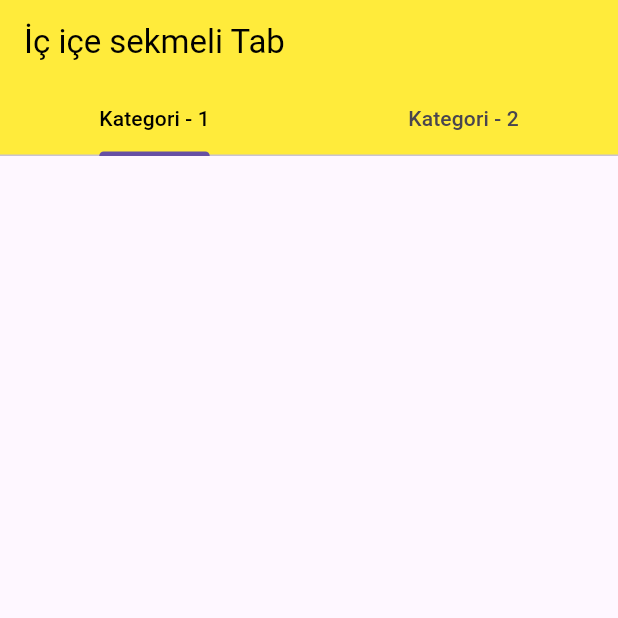
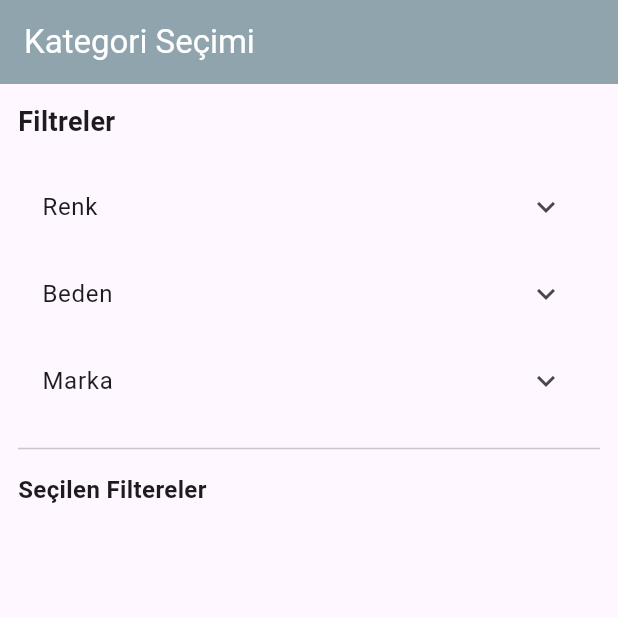
Before and after one commit to ensaryldrm/Flutter, a Flutter app: the screen it shows after launch, on a phone screen of 412 x 824 dp, the top half of it. Run offline on Flutter 3.47's test engine with Material 3 defaults, Android fonts, the phone set to English and light mode, and no system bars; our stand-ins replace email_validator, font_awesome_flutter, google_fonts, palette_generator, smooth_page_indicator, webview_flutter.

Commit message:
yeni konular eklendi

```diff
--- a/flutter_konular/ders14/acilir_menu/lib/main.dart
+++ b/flutter_konular/ders14/acilir_menu/lib/main.dart
@@ -1,5 +1,4 @@
-import 'package:acilir_menu/widgets/image_and_tabbar_page.dart';
-import 'package:acilir_menu/widgets/nested_tab_bar_ornegi.dart';
+import 'package:acilir_menu/widgets/filter_menu_with_chips.dart';
 import 'package:acilir_menu/widgets/settings_expansion_menu.dart';
 import 'package:acilir_menu/widgets/expansiontile_page.dart';
 import 'package:acilir_menu/widgets/liste_ornek.dart';
@@ -17,7 +16,7 @@ class MyApp extends StatelessWidget {
   Widget build(BuildContext context) {
     return MaterialApp(
       debugShowCheckedModeBanner: false,
-      home: NestedTabBarOrnegi(),
+      home: FilterMenuWithChips(),
     );
   }
 }
--- /dev/null
+++ b/flutter_konular/ders14/acilir_menu/lib/widgets/filter_menu_with_chips.dart
@@ -0,0 +1,85 @@
+import 'package:flutter/material.dart';
+
+class FilterMenuWithChips extends StatefulWidget {
+  const FilterMenuWithChips({super.key});
+
+  @override
+  State<FilterMenuWithChips> createState() => _FilterMenuWithChipsState();
+}
+
+class _FilterMenuWithChipsState extends State<FilterMenuWithChips> {
+  final Map<String, List<String>> filters = {
+    "Renk": ["Kırmızı", "Mavi", "Yeşil"],
+    "Beden": ["S", "M", "L"],
+    "Marka": ["Nike", "Adidas", "Puma"],
+  };
+
+  final Set<String> selectedFilters = {};
+
+  @override
+  Widget build(BuildContext context) {
+    return Scaffold(
+      appBar: AppBar(
+        title: Text("Kategori Seçimi"),
+        backgroundColor: Colors.blueGrey.shade300,
+        foregroundColor: Colors.white,
+      ),
+      body: ListView(
+        padding: EdgeInsets.all(12),
+        children: [
+          Text(
+            "Filtreler",
+            style: TextStyle(fontSize: 18, fontWeight: FontWeight.bold),
+          ),
+          SizedBox(height: 15),
+          ...filters.entries.map((entry) {
+            final kategori = entry.key;
+            final secenekler = entry.value;
+            return ExpansionTile(
+              title: Text(kategori),
+              children: secenekler.map((secenek) {
+                return CheckboxListTile(
+                  title: Text(secenek),
+                  value: selectedFilters.contains(secenek),
+                  onChanged: (val) {
+                    setState(() {
+                      if (val == true) {
+                        selectedFilters.add(secenek);
+                      } else {
+                        selectedFilters.remove(secenek);
+                      }
+                    });
+                  },
+                );
+              }).toList(),
+            );
+          }).toList(),
+          Divider(height: 32),
+          Text(
+            "Seçilen Filtereler",
+            style: TextStyle(fontWeight: FontWeight.bold, fontSize: 16),
+          ),
+          SizedBox(height: 8),
+          Wrap(
+            spacing: 8,
+            runSpacing: 8,
+            children: selectedFilters.map((filter) {
+              return Chip(
+                shape: RoundedRectangleBorder(
+                  borderRadius: BorderRadiusGeometry.circular(100),
+                ),
+                backgroundColor: Colors.grey.shade300,
+                label: Text(filter),
+                onDeleted: () {
+                  setState(() {
+                    selectedFilters.remove(filter);
+                  });
+                },
+              );
+            }).toList(),
+          ),
+        ],
+      ),
+    );
+  }
+}
--- a/flutter_konular/ders14/acilir_menu/lib/widgets/nested_tab_bar_ornegi.dart
+++ b/flutter_konular/ders14/acilir_menu/lib/widgets/nested_tab_bar_ornegi.dart
@@ -20,14 +20,16 @@ class _NestedTabBarOrnegiState extends State<NestedTabBarOrnegi> {
           bottom: const TabBar(
             labelStyle: TextStyle(color: Colors.black),
             tabs: [
-              Tab(text: "Kategori - 1"),
-              Tab(text: "Kategori - 2"),
+              Tab(text: "Yazlık Ürünler"),
+              Tab(text: "Kışlık Ürünler"),
             ],
           ),
         ),
-        body: TabBarView(children: [
-
-        ]
+        body: TabBarView(
+          children: [
+            InnerTaView(categoryName: "Yazlık Ürünler"),
+            InnerTaView(categoryName: "Kışlık Ürünler"),
+          ],
         ),
       ),
     );
@@ -48,10 +50,19 @@ class InnerTaView extends StatelessWidget {
             labelColor: Colors.red,
             unselectedLabelColor: Colors.green,
             tabs: [
-              Tab(text: "Alt Kategori A"),
-              Tab(text: "Alt Kategori B"),
-              Tab(text: "Alt Kategori C"),
+              Tab(text: "Pantolon"),
+              Tab(text: "Tişört"),
+              Tab(text: "Ayakkabı"),
             ],
+          ),
+          Expanded(
+            child: TabBarView(
+              children: [
+                Center(child: Text("$categoryName - Pantolon")),
+                Center(child: Text("$categoryName - Tişört")),
+                Center(child: Text("$categoryName - Ayakkabı")),
+              ],
+            ),
           ),
         ],
       ),
```
